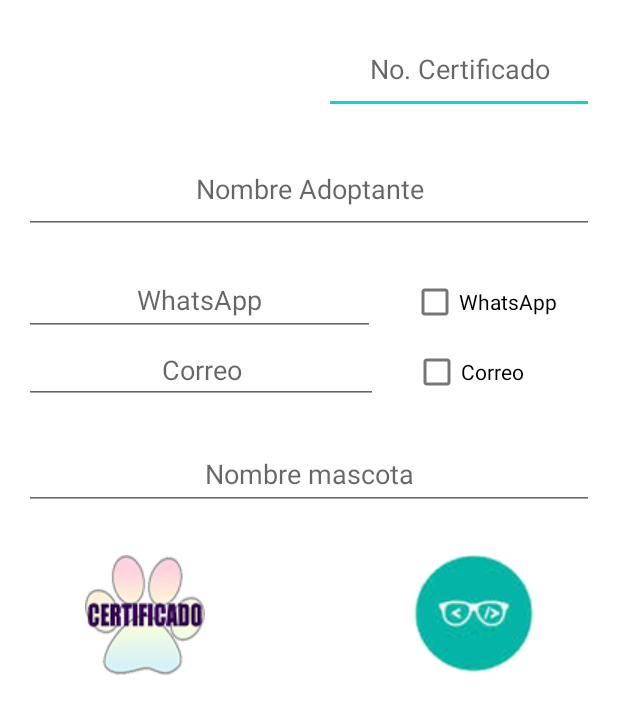
After one commit to Jon-Cerr/AdopcionMIFA, an Android app: the layout activity_adoptante.xml on its own in the app's theme, with its tools: preview values and no code run, on a phone screen of 412 x 824 dp. The commit adds this screen. Shown: the top 714 px of the screen. Run offline under Robolectric (Android 15) with nearby library versions, the phone set to English and light mode, and no system bars.

Commit message:
Se crearon los intents y y layouts extra

```diff
--- /dev/null
+++ b/app/src/main/res/layout/activity_adoptante.xml
@@ -0,0 +1,173 @@
+<?xml version="1.0" encoding="utf-8"?>
+<androidx.constraintlayout.widget.ConstraintLayout xmlns:android="http://schemas.android.com/apk/res/android"
+    xmlns:app="http://schemas.android.com/apk/res-auto"
+    xmlns:tools="http://schemas.android.com/tools"
+    android:layout_width="match_parent"
+    android:layout_height="match_parent"
+    tools:context=".Adoptante">
+
+    <LinearLayout
+        android:layout_width="match_parent"
+        android:layout_height="match_parent"
+        android:layout_marginStart="16dp"
+        android:layout_marginTop="16dp"
+        android:layout_marginEnd="16dp"
+        android:layout_marginBottom="16dp"
+        android:orientation="vertical"
+        app:layout_constraintBottom_toBottomOf="parent"
+        app:layout_constraintEnd_toEndOf="parent"
+        app:layout_constraintStart_toStartOf="parent"
+        app:layout_constraintTop_toTopOf="parent">
+
+        <LinearLayout
+            android:layout_width="match_parent"
+            android:layout_height="wrap_content"
+            android:orientation="horizontal">
+
+            <Space
+                android:layout_width="200dp"
+                android:layout_height="wrap_content" />
+
+            <EditText
+                android:id="@+id/txtnCer"
+                android:layout_width="wrap_content"
+                android:layout_height="60dp"
+                android:layout_weight="1"
+                android:ems="10"
+                android:gravity="center"
+                android:hint="No. Certificado"
+                android:inputType="number"
+                android:minHeight="48dp"
+                tools:ignore="SpeakableTextPresentCheck" />
+        </LinearLayout>
+
+        <Space
+            android:layout_width="match_parent"
+            android:layout_height="20dp" />
+
+        <EditText
+            android:id="@+id/txteNoAd"
+            android:layout_width="match_parent"
+            android:layout_height="60dp"
+            android:ems="10"
+            android:gravity="center"
+            android:hint="Nombre Adoptante"
+            android:inputType="textPersonName"
+            android:minHeight="48dp"
+            tools:ignore="SpeakableTextPresentCheck" />
+
+        <Space
+            android:layout_width="match_parent"
+            android:layout_height="20dp" />
+
+        <LinearLayout
+            android:layout_width="match_parent"
+            android:layout_height="wrap_content"
+            android:orientation="horizontal">
+
+            <EditText
+                android:id="@+id/txteWhat"
+                android:layout_width="210dp"
+                android:layout_height="wrap_content"
+                android:layout_weight="1"
+                android:ems="10"
+                android:gravity="center"
+                android:hint="WhatsApp"
+                android:inputType="textPersonName"
+                android:minHeight="48dp"
+                tools:ignore="SpeakableTextPresentCheck" />
+
+            <Space
+                android:layout_width="wrap_content"
+                android:layout_height="wrap_content"
+                android:layout_weight="1" />
+
+            <CheckBox
+                android:id="@+id/chkWha"
+                android:layout_width="wrap_content"
+                android:layout_height="wrap_content"
+                android:layout_weight="1"
+                android:text="WhatsApp" />
+        </LinearLayout>
+
+        <LinearLayout
+            android:layout_width="match_parent"
+            android:layout_height="wrap_content"
+            android:orientation="horizontal">
+
+            <EditText
+                android:id="@+id/editTextTextPersonName3"
+                android:layout_width="wrap_content"
+                android:layout_height="wrap_content"
+                android:layout_weight="1"
+                android:ems="10"
+                android:gravity="center"
+                android:hint="Correo"
+                android:inputType="textPersonName"
+                tools:ignore="TouchTargetSizeCheck" />
+
+            <Space
+                android:layout_width="wrap_content"
+                android:layout_height="wrap_content"
+                android:layout_weight="1" />
+
+            <CheckBox
+                android:id="@+id/chkCorr"
+                android:layout_width="97dp"
+                android:layout_height="wrap_content"
+                android:layout_weight="1"
+                android:text="Correo" />
+        </LinearLayout>
+
+        <Space
+            android:layout_width="match_parent"
+            android:layout_height="20dp" />
+
+        <EditText
+            android:id="@+id/txteNoMas"
+            android:layout_width="match_parent"
+            android:layout_height="wrap_content"
+            android:ems="10"
+            android:gravity="center"
+            android:hint="Nombre mascota"
+            android:inputType="textPersonName"
+            android:minHeight="48dp"
+            tools:ignore="SpeakableTextPresentCheck" />
+
+        <Space
+            android:layout_width="match_parent"
+            android:layout_height="20dp" />
+
+        <LinearLayout
+            android:layout_width="match_parent"
+            android:layout_height="match_parent"
+            android:orientation="horizontal">
+
+            <ImageButton
+                android:id="@+id/imageButton"
+                android:layout_width="wrap_content"
+                android:layout_height="wrap_content"
+                android:layout_weight="1"
+                android:backgroundTint="@android:color/transparent"
+                app:srcCompat="@drawable/btncer"
+                tools:ignore="SpeakableTextPresentCheck" />
+
+            <Space
+                android:layout_width="wrap_content"
+                android:layout_height="wrap_content"
+                android:layout_weight="1" />
+
+            <ImageButton
+                android:id="@+id/imageButton2"
+                android:layout_width="wrap_content"
+                android:layout_height="wrap_content"
+                android:layout_weight="1"
+                android:backgroundTint="@android:color/transparent"
+                android:onClick="Programador"
+                app:srcCompat="@drawable/btnpro"
+                tools:ignore="SpeakableTextPresentCheck" />
+        </LinearLayout>
+    </LinearLayout>
+
+
+</androidx.constraintlayout.widget.ConstraintLayout>
--- a/app/src/main/res/layout/activity_mascotas.xml
+++ b/app/src/main/res/layout/activity_mascotas.xml
@@ -128,6 +128,7 @@
                     android:layout_width="match_parent"
                     android:layout_height="wrap_content"
                     android:backgroundTint="@android:color/transparent"
+                    android:onClick="irAdoptar"
                     app:srcCompat="@drawable/btnada"
                     tools:ignore="SpeakableTextPresentCheck" />
 
```
Also changed, not shown: app/src/main/AndroidManifest.xml (+11 -2 lines), app/src/main/java/com/example/adopcionmifa/Adoptante.java (added, +26 -0 lines), app/src/main/java/com/example/adopcionmifa/Mascotas.java (+67 -34 lines).
